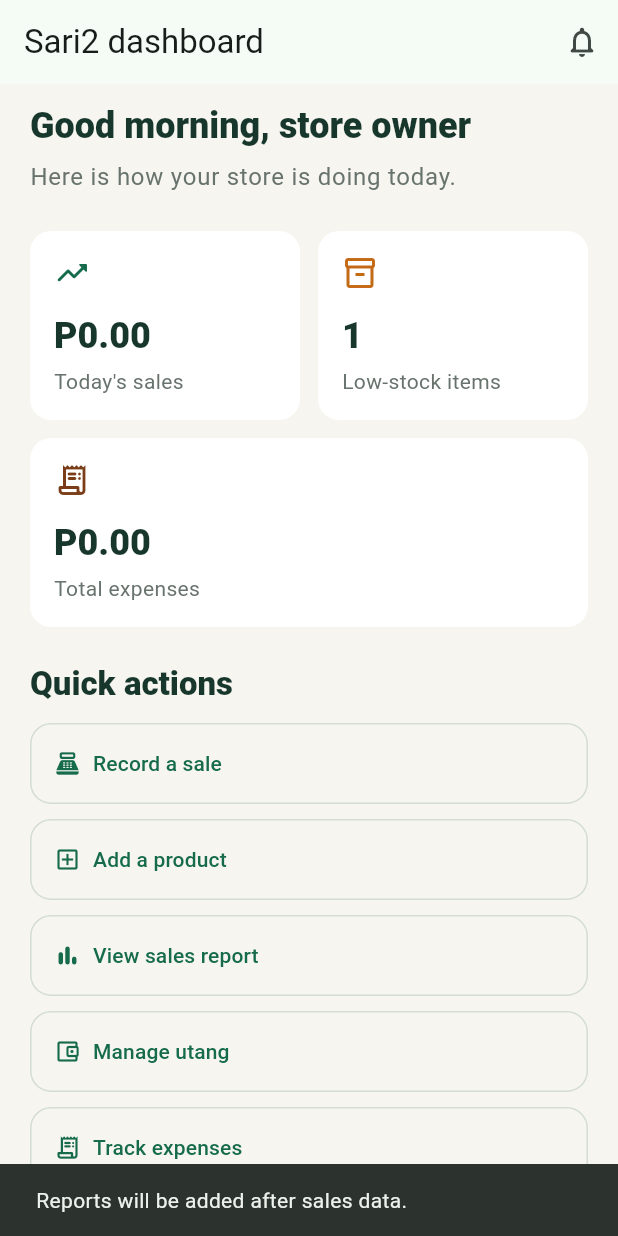
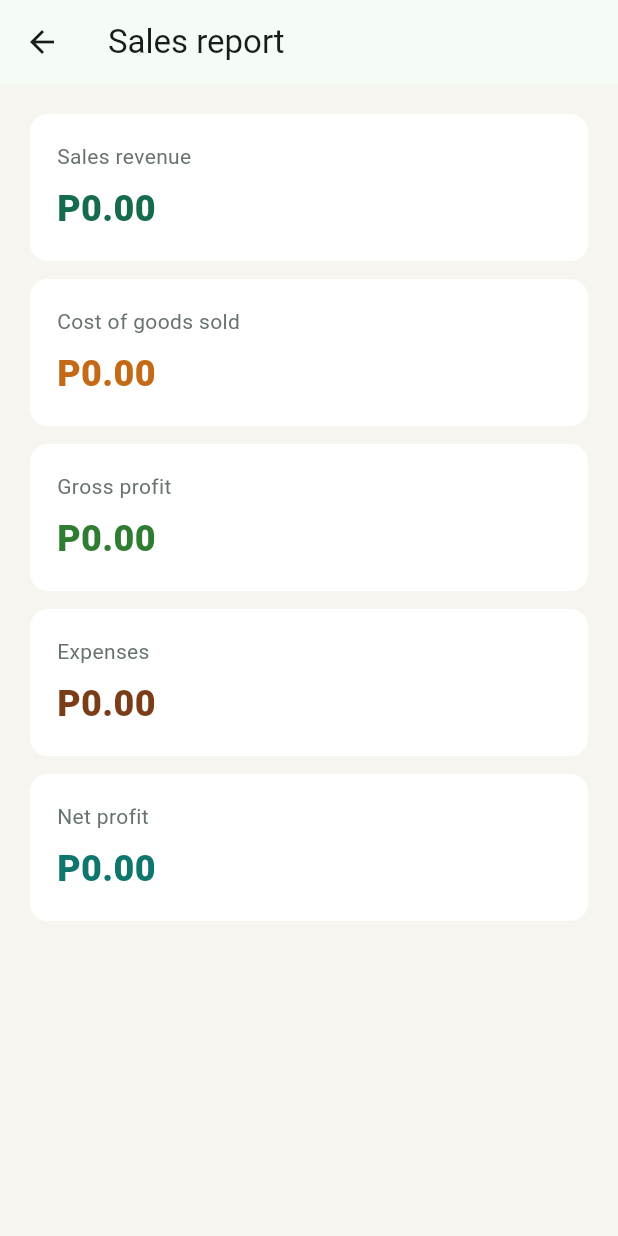
Before and after one commit to Janmaica/Sari2, a Flutter app: the DashboardScreen screen opened directly, after a tap on "View sales report", on a phone screen of 412 x 824 dp. Run offline on Flutter 3.47's test engine with Material 3 defaults, Android fonts, the phone set to English and light mode, and no system bars; our stand-ins replace shared_preferences; accounts and stored records are empty.

Commit message:
Add sales report and profit summary

```diff
--- a/lib/main.dart
+++ b/lib/main.dart
@@ -6,6 +6,7 @@ export 'screens/dashboard_screen.dart';
 export 'screens/inventory_screen.dart';
 export 'screens/login_screen.dart';
 export 'screens/record_sale_screen.dart';
+export 'screens/reports_screen.dart';
 export 'screens/stock_history_screen.dart';
 export 'screens/utang_screen.dart';
 
--- a/lib/models/customer.dart
+++ b/lib/models/customer.dart
@@ -22,4 +22,20 @@ class Customer {
       balance: balance ?? this.balance,
     );
   }
+
+  Map<String, dynamic> toJson() => {
+    'id': id,
+    'name': name,
+    'contact': contact,
+    'notes': notes,
+    'balance': balance,
+  };
+
+  factory Customer.fromJson(Map<String, dynamic> json) => Customer(
+    id: json['id'] as String,
+    name: json['name'] as String,
+    contact: (json['contact'] ?? '') as String,
+    notes: (json['notes'] ?? '') as String,
+    balance: (json['balance'] as num? ?? 0).toDouble(),
+  );
 }
--- a/lib/models/debt.dart
+++ b/lib/models/debt.dart
@@ -10,6 +10,20 @@ class Debt {
   final double amount;
   final double remainingAmount;
   final DateTime createdAt;
+
+  Map<String, dynamic> toJson() => {
+    'customerId': customerId,
+    'amount': amount,
+    'remainingAmount': remainingAmount,
+    'createdAt': createdAt.toIso8601String(),
+  };
+
+  factory Debt.fromJson(Map<String, dynamic> json) => Debt(
+    customerId: json['customerId'] as String,
+    amount: (json['amount'] as num).toDouble(),
+    remainingAmount: (json['remainingAmount'] as num).toDouble(),
+    createdAt: DateTime.parse(json['createdAt'] as String),
+  );
 }
 
 class Payment {
@@ -22,4 +36,16 @@ class Payment {
   final String customerId;
   final double amount;
   final DateTime createdAt;
+
+  Map<String, dynamic> toJson() => {
+    'customerId': customerId,
+    'amount': amount,
+    'createdAt': createdAt.toIso8601String(),
+  };
+
+  factory Payment.fromJson(Map<String, dynamic> json) => Payment(
+    customerId: json['customerId'] as String,
+    amount: (json['amount'] as num).toDouble(),
+    createdAt: DateTime.parse(json['createdAt'] as String),
+  );
 }
--- a/lib/models/expense.dart
+++ b/lib/models/expense.dart
@@ -12,4 +12,20 @@ class Expense {
   final double amount;
   final String category;
   final DateTime createdAt;
+
+  Map<String, dynamic> toJson() => {
+    'id': id,
+    'name': name,
+    'amount': amount,
+    'category': category,
+    'createdAt': createdAt.toIso8601String(),
+  };
+
+  factory Expense.fromJson(Map<String, dynamic> json) => Expense(
+    id: json['id'] as String,
+    name: json['name'] as String,
+    amount: (json['amount'] as num).toDouble(),
+    category: json['category'] as String,
+    createdAt: DateTime.parse(json['createdAt'] as String),
+  );
 }
--- a/lib/models/product.dart
+++ b/lib/models/product.dart
@@ -28,4 +28,22 @@ class Product {
       lowStockThreshold: lowStockThreshold,
     );
   }
+
+  Map<String, dynamic> toJson() => {
+    'id': id,
+    'name': name,
+    'capitalPrice': capitalPrice,
+    'sellingPrice': sellingPrice,
+    'stock': stock,
+    'lowStockThreshold': lowStockThreshold,
+  };
+
+  factory Product.fromJson(Map<String, dynamic> json) => Product(
+    id: json['id'] as String,
+    name: json['name'] as String,
+    capitalPrice: (json['capitalPrice'] as num).toDouble(),
+    sellingPrice: (json['sellingPrice'] as num).toDouble(),
+    stock: json['stock'] as int,
+    lowStockThreshold: json['lowStockThreshold'] as int,
+  );
 }
--- a/lib/models/sale.dart
+++ b/lib/models/sale.dart
@@ -34,4 +34,27 @@ class Sale {
   final String? customerId;
 
   double get total => quantity * unitPrice;
+
+  Map<String, dynamic> toJson() => {
+    'productId': productId,
+    'productName': productName,
+    'quantity': quantity,
+    'unitPrice': unitPrice,
+    'saleType': saleType.name,
+    'createdAt': createdAt.toIso8601String(),
+    'customerId': customerId,
+  };
+
+  factory Sale.fromJson(Map<String, dynamic> json) => Sale(
+    productId: json['productId'] as String,
+    productName: json['productName'] as String,
+    quantity: (json['quantity'] as num).toDouble(),
+    unitPrice: (json['unitPrice'] as num).toDouble(),
+    saleType: SaleType.values.firstWhere(
+      (type) => type.name == json['saleType'],
+      orElse: () => SaleType.cash,
+    ),
+    createdAt: DateTime.parse(json['createdAt'] as String),
+    customerId: json['customerId'] as String?,
+  );
 }
--- a/lib/models/stock_movement.dart
+++ b/lib/models/stock_movement.dart
@@ -16,4 +16,23 @@ class StockMovement {
   final int quantity;
   final String reason;
   final DateTime createdAt;
+
+  Map<String, dynamic> toJson() => {
+    'product': product.toJson(),
+    'type': type.name,
+    'quantity': quantity,
+    'reason': reason,
+    'createdAt': createdAt.toIso8601String(),
+  };
+
+  factory StockMovement.fromJson(Map<String, dynamic> json) => StockMovement(
+    product: Product.fromJson(json['product'] as Map<String, dynamic>),
+    type: StockMovementType.values.firstWhere(
+      (type) => type.name == json['type'],
+      orElse: () => StockMovementType.adjustment,
+    ),
+    quantity: json['quantity'] as int,
+    reason: json['reason'] as String,
+    createdAt: DateTime.parse(json['createdAt'] as String),
+  );
 }
--- a/lib/screens/dashboard_screen.dart
+++ b/lib/screens/dashboard_screen.dart
@@ -4,6 +4,7 @@ import '../data/store_repository.dart';
 import 'expenses_screen.dart';
 import 'inventory_screen.dart';
 import 'record_sale_screen.dart';
+import 'reports_screen.dart';
 import 'utang_screen.dart';
 
 class DashboardScreen extends StatelessWidget {
@@ -123,9 +124,11 @@ class DashboardScreen extends StatelessWidget {
                       _ActionButton(
                         icon: Icons.bar_chart_rounded,
                         label: 'View sales report',
-                        onPressed: () => _showComingSoon(
-                          context,
-                          'Reports will be added after sales data.',
+                        onPressed: () => Navigator.of(context).push(
+                          MaterialPageRoute<void>(
+                            builder: (_) =>
+                                ReportsScreen(repository: _repository),
+                          ),
                         ),
                       ),
                       _ActionButton(
--- /dev/null
+++ b/lib/screens/reports_screen.dart
@@ -0,0 +1,103 @@
+import 'package:flutter/material.dart';
+
+import '../data/store_repository.dart';
+
+class ReportsScreen extends StatelessWidget {
+  const ReportsScreen({super.key, this.repository});
+
+  final StoreRepository? repository;
+
+  StoreRepository get _repository => repository ?? StoreRepository.instance;
+
+  @override
+  Widget build(BuildContext context) {
+    final salesRevenue = _repository.totalSalesRevenue;
+    final costOfGoodsSold = _repository.totalCostOfGoodsSold;
+    final grossProfit = _repository.grossProfit;
+    final totalExpenses = _repository.totalExpenses;
+    final netProfit = grossProfit - totalExpenses;
+
+    return Scaffold(
+      appBar: AppBar(title: const Text('Sales report')),
+      body: ListenableBuilder(
+        listenable: _repository,
+        builder: (context, _) => SingleChildScrollView(
+          padding: const EdgeInsets.all(20),
+          child: Column(
+            crossAxisAlignment: CrossAxisAlignment.stretch,
+            children: [
+              _MetricCard(
+                label: 'Sales revenue',
+                value: 'P${salesRevenue.toStringAsFixed(2)}',
+                color: const Color(0xFF156B4B),
+              ),
+              const SizedBox(height: 12),
+              _MetricCard(
+                label: 'Cost of goods sold',
+                value: 'P${costOfGoodsSold.toStringAsFixed(2)}',
+                color: const Color(0xFFC46A16),
+              ),
+              const SizedBox(height: 12),
+              _MetricCard(
+                label: 'Gross profit',
+                value: 'P${grossProfit.toStringAsFixed(2)}',
+                color: const Color(0xFF2E7D32),
+              ),
+              const SizedBox(height: 12),
+              _MetricCard(
+                label: 'Expenses',
+                value: 'P${totalExpenses.toStringAsFixed(2)}',
+                color: const Color(0xFF7A3D18),
+              ),
+              const SizedBox(height: 12),
+              _MetricCard(
+                label: 'Net profit',
+                value: 'P${netProfit.toStringAsFixed(2)}',
+                color: const Color(0xFF0F766E),
+              ),
+            ],
+          ),
+        ),
+      ),
+    );
+  }
+}
+
+class _MetricCard extends StatelessWidget {
+  const _MetricCard({
+    required this.label,
+    required this.value,
+    required this.color,
+  });
+
+  final String label;
+  final String value;
+  final Color color;
+
+  @override
+  Widget build(BuildContext context) {
+    return Card(
+      margin: EdgeInsets.zero,
+      elevation: 0,
+      color: Colors.white,
+      child: Padding(
+        padding: const EdgeInsets.all(18),
+        child: Column(
+          crossAxisAlignment: CrossAxisAlignment.start,
+          children: [
+            Text(label, style: const TextStyle(color: Color(0xFF68736D))),
+            const SizedBox(height: 8),
+            Text(
+              value,
+              style: TextStyle(
+                color: color,
+                fontSize: 24,
+                fontWeight: FontWeight.w800,
+              ),
+            ),
+          ],
+        ),
+      ),
+    );
+  }
+}
--- a/pubspec.yaml
+++ b/pubspec.yaml
@@ -34,6 +34,7 @@ dependencies:
   # The following adds the Cupertino Icons font to your application.
   # Use with the CupertinoIcons class for iOS style icons.
   cupertino_icons: ^1.0.8
+  shared_preferences: ^2.5.5
 
 dev_dependencies:
   flutter_test:
```
Also changed, not shown: lib/data/store_repository.dart (+103 -0 lines), pubspec.lock, 2 other files.
